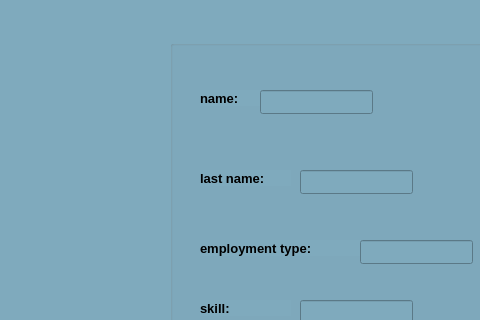
Before: the Qt Designer form viewprofile.ui in white-vessel/eyd-project, drawn with Qt 5; both pictures show x 0 to 480 and y 0 to 320 of the 948 by 600 pixel window.
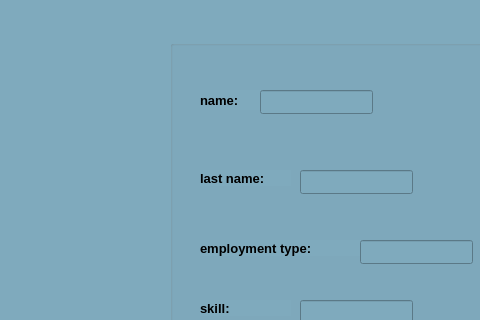
After: the same form once the commit is applied. Icons and pictures are not drawn.

What changed in the file:
```diff
--- a/viewprofile.ui
+++ b/viewprofile.ui
@@ -36,7 +36,7 @@
        <x>30</x>
        <y>50</y>
        <width>61</width>
-       <height>16</height>
+       <height>20</height>
       </rect>
      </property>
      <property name="font">
```
